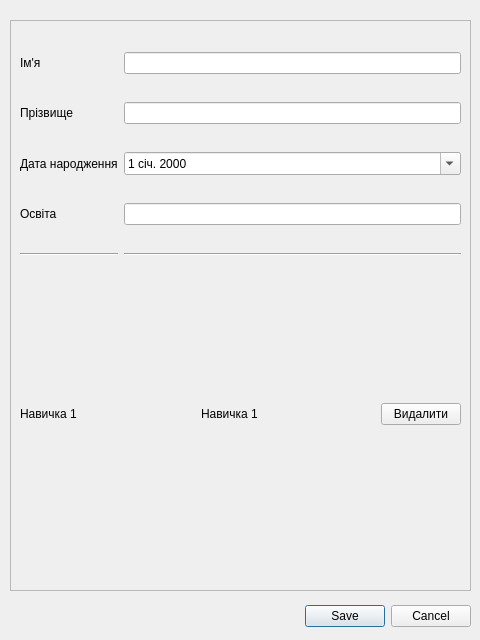
This is dialogui_editpersinfo.ui in landrew31/db_course_work as Qt 5 draws it before an edit. The edited form follows.
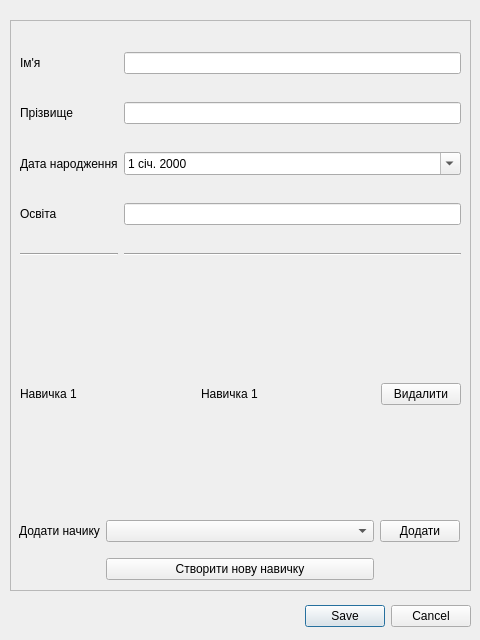
This is the edited form.

Commit message: dialog_addSkill created

Diff of the .ui file:
```diff
--- a/dialogui_editpersinfo.ui
+++ b/dialogui_editpersinfo.ui
@@ -156,7 +156,7 @@
       <x>10</x>
       <y>259</y>
       <width>441</width>
-      <height>271</height>
+      <height>231</height>
      </rect>
     </property>
     <layout class="QGridLayout" name="layout_persSkills">
@@ -195,6 +195,70 @@
      </item>
     </layout>
    </widget>
+   <widget class="QWidget" name="gridLayoutWidget_3">
+    <property name="geometry">
+     <rect>
+      <x>9</x>
+      <y>490</y>
+      <width>441</width>
+      <height>81</height>
+     </rect>
+    </property>
+    <layout class="QGridLayout" name="gridLayout_2">
+     <item row="0" column="1">
+      <widget class="QComboBox" name="comboBox_selectSkill">
+       <property name="cursor">
+        <cursorShape>PointingHandCursor</cursorShape>
+       </property>
+       <property name="editable">
+        <bool>false</bool>
+       </property>
+       <property name="currentText">
+        <string/>
+       </property>
+      </widget>
+     </item>
+     <item row="0" column="0">
+      <widget class="QLabel" name="label_6">
+       <property name="sizePolicy">
+        <sizepolicy hsizetype="Maximum" vsizetype="Preferred">
+         <horstretch>0</horstretch>
+         <verstretch>0</verstretch>
+        </sizepolicy>
+       </property>
+       <property name="text">
+        <string>Додати начику</string>
+       </property>
+      </widget>
+     </item>
+     <item row="0" column="2">
+      <widget class="QPushButton" name="button_addSkill">
+       <property name="sizePolicy">
+        <sizepolicy hsizetype="Maximum" vsizetype="Fixed">
+         <horstretch>0</horstretch>
+         <verstretch>0</verstretch>
+        </sizepolicy>
+       </property>
+       <property name="cursor">
+        <cursorShape>PointingHandCursor</cursorShape>
+       </property>
+       <property name="text">
+        <string>Додати</string>
+       </property>
+      </widget>
+     </item>
+     <item row="1" column="1">
+      <widget class="QPushButton" name="button_createSkill">
+       <property name="cursor">
+        <cursorShape>PointingHandCursor</cursorShape>
+       </property>
+       <property name="text">
+        <string>Створити нову навичку</string>
+       </property>
+      </widget>
+     </item>
+    </layout>
+   </widget>
   </widget>
  </widget>
  <resources/>
```
The commit also changes 6 other files.
